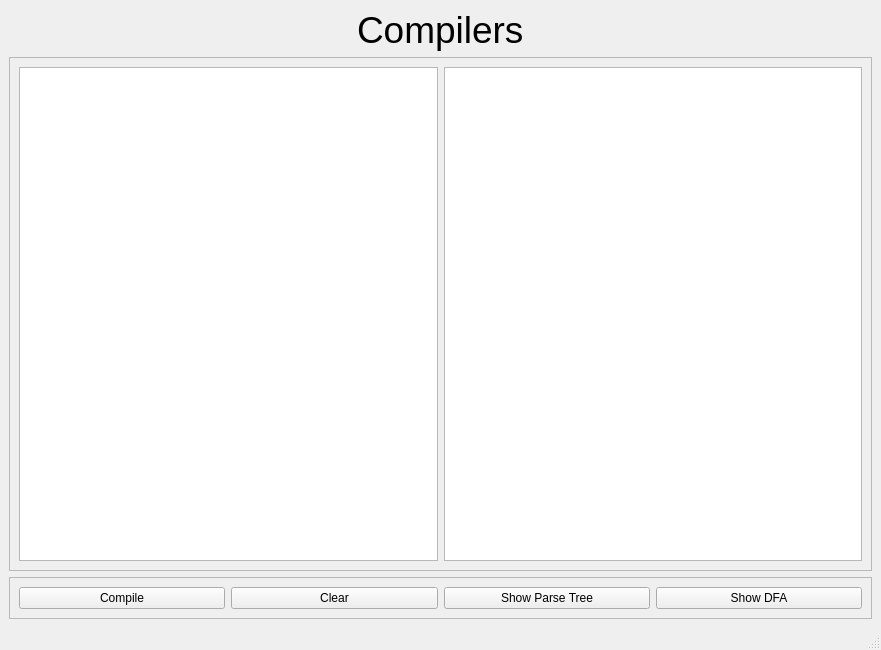
Old version of the form src/Gui/Compiler_gui.ui in the repository mourra950/Compilers.
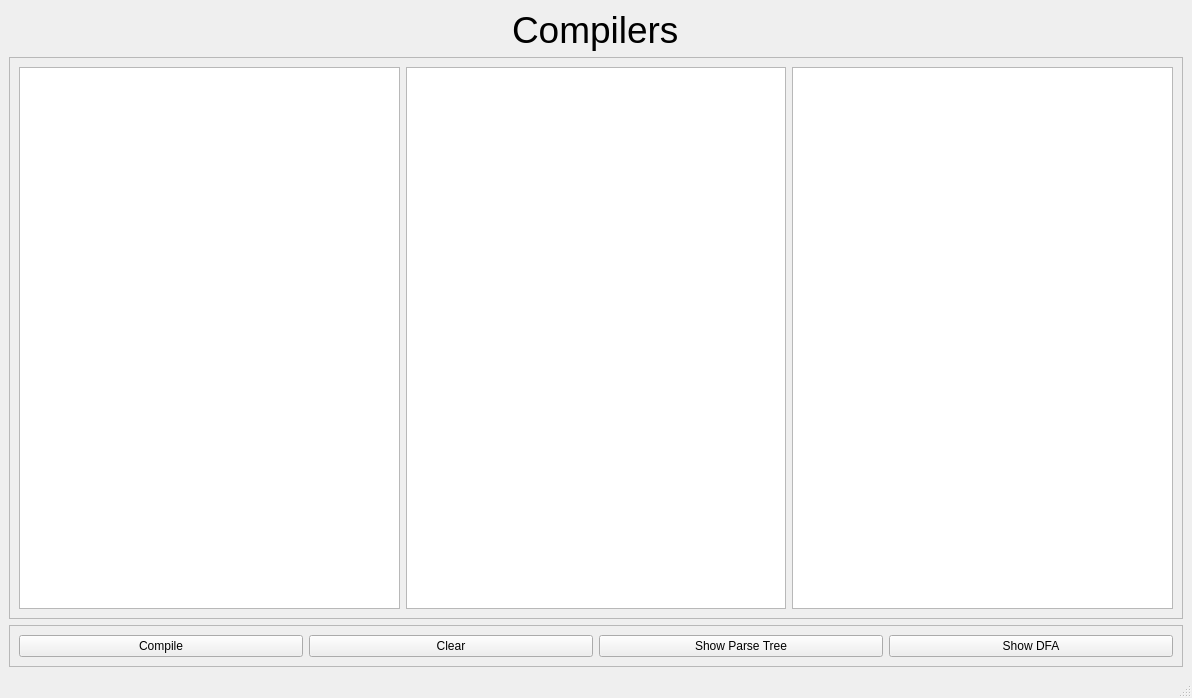
New version of the form.

Commit message:
added error table in GUI
added error table in GUI to display error list

The edit to the form file:
```diff
--- a/src/Gui/Compiler_gui.ui
+++ b/src/Gui/Compiler_gui.ui
@@ -6,8 +6,8 @@
    <rect>
     <x>0</x>
     <y>0</y>
-    <width>881</width>
-    <height>650</height>
+    <width>1192</width>
+    <height>698</height>
    </rect>
   </property>
   <property name="windowTitle">
@@ -62,8 +62,8 @@
             <string>&lt;!DOCTYPE HTML PUBLIC &quot;-//W3C//DTD HTML 4.0//EN&quot; &quot;http://www.w3.org/TR/REC-html40/strict.dtd&quot;&gt;
 &lt;html&gt;&lt;head&gt;&lt;meta name=&quot;qrichtext&quot; content=&quot;1&quot; /&gt;&lt;style type=&quot;text/css&quot;&gt;
 p, li { white-space: pre-wrap; }
-&lt;/style&gt;&lt;/head&gt;&lt;body style=&quot; font-family:'MS Shell Dlg 2'; font-size:7.8pt; font-weight:400; font-style:normal;&quot;&gt;
-&lt;p style=&quot;-qt-paragraph-type:empty; margin-top:0px; margin-bottom:0px; margin-left:0px; margin-right:0px; -qt-block-indent:0; text-indent:0px;&quot;&gt;&lt;br /&gt;&lt;/p&gt;&lt;/body&gt;&lt;/html&gt;</string>
+&lt;/style&gt;&lt;/head&gt;&lt;body style=&quot; font-family:'MS Shell Dlg 2'; font-size:6.6pt; font-weight:400; font-style:normal;&quot;&gt;
+&lt;p style=&quot;-qt-paragraph-type:empty; margin-top:0px; margin-bottom:0px; margin-left:0px; margin-right:0px; -qt-block-indent:0; text-indent:0px; font-size:7.8pt;&quot;&gt;&lt;br /&gt;&lt;/p&gt;&lt;/body&gt;&lt;/html&gt;</string>
            </property>
           </widget>
          </item>
@@ -74,6 +74,9 @@
            </property>
           </widget>
          </item>
+         <item>
+          <widget class="QTableView" name="tableviewerror"/>
+         </item>
         </layout>
        </widget>
       </item>
```
Left out of the diff: 2 changed lines with no effect on the pictures. The commit also changes 5 other files.
